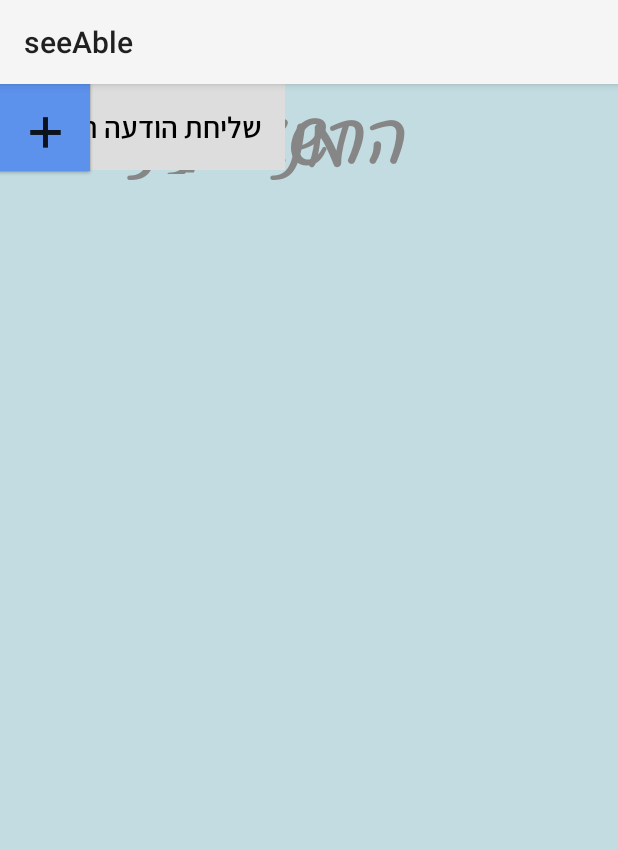
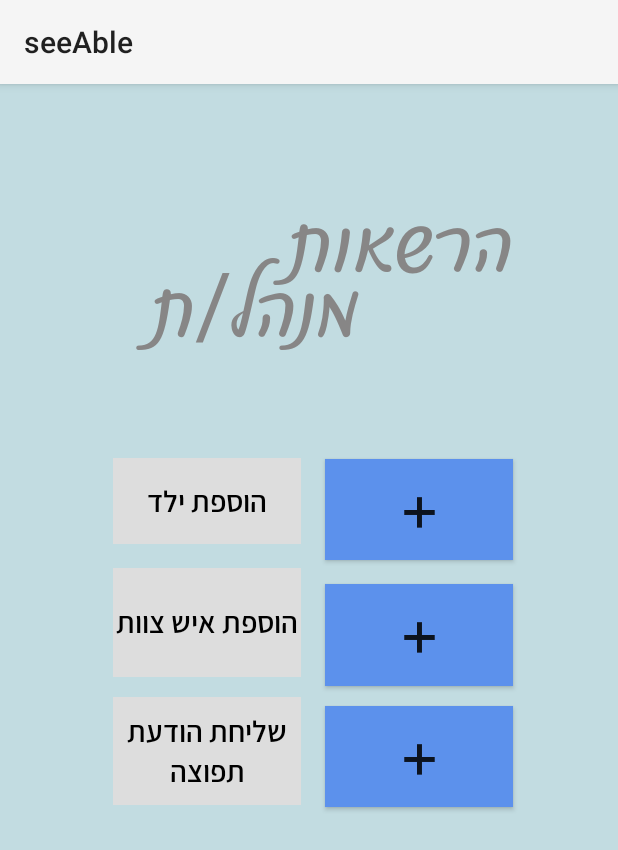
Before and after one commit to NoyaYpixel/seeAble, an Android app: the AdminPage screen opened directly, with no data from a screen before it, on a phone screen of 412 x 824 dp. Shown: the top 850 px of the screen. Run offline under Robolectric (Android 15) with nearby library versions, the phone set to English and light mode, and no system bars.

Commit message:
eod 24.1.25

```diff
--- a/app/build.gradle
+++ b/app/build.gradle
@@ -31,11 +31,13 @@ android {
 
 dependencies {
 
+    implementation platform('com.google.firebase:firebase-bom:32.4.0')
+
     implementation libs.appcompat
     implementation libs.material
     implementation libs.activity
     implementation libs.constraintlayout
-    implementation libs.firebase.auth
+    implementation 'com.google.firebase:firebase-auth'
     implementation libs.firebase.database
     implementation libs.firebase.firestore
     testImplementation libs.junit
--- a/app/src/main/AndroidManifest.xml
+++ b/app/src/main/AndroidManifest.xml
@@ -12,6 +12,9 @@
         android:supportsRtl="true"
         android:theme="@style/Theme.SeeAble"
         tools:targetApi="31">
+        <activity
+            android:name=".screens.SendAPublicMessage"
+            android:exported="false" />
         <activity
             android:name=".screens.ChildrenList"
             android:exported="false" />
--- a/app/src/main/java/com/example/seeable/screens/Register.java
+++ b/app/src/main/java/com/example/seeable/screens/Register.java
@@ -70,7 +70,7 @@ public class Register extends AppCompatActivity implements View.OnClickListener
             return;
         }
 
-        authenticationService.signUp(email, password, new AuthenticationService.AuthCallback() {
+        authenticationService.signUp(email, password, new AuthenticationService.AuthCallback<String>() {
             @Override
             public void onCompleted(String uid) {
                 // Sign in success, update UI with the signed-in user's information
--- a/app/src/main/java/com/example/seeable/utils/SharedPreferencesUtil.java
+++ b/app/src/main/java/com/example/seeable/utils/SharedPreferencesUtil.java
@@ -82,7 +82,7 @@ public class SharedPreferencesUtil {
         String phone = sharedPreferences.getString("phone","");
         String email = sharedPreferences.getString("email", "");
         String password = sharedPreferences.getString("password", "");
-        return new User();
+        return new User(id,fname,lname,phone,email,password);
     }
 
     public static void signOutUser(Context context) {
--- a/app/src/main/res/layout/activity_admin_page.xml
+++ b/app/src/main/res/layout/activity_admin_page.xml
@@ -10,55 +10,76 @@
 
     <TextView
         android:id="@+id/textView3"
-        android:layout_width="271dp"
-        android:layout_height="60dp"
+        android:layout_width="0dp"
+        android:layout_height="0dp"
+        android:layout_marginStart="70dp"
+        android:layout_marginTop="72dp"
+        android:layout_marginEnd="70dp"
+        android:layout_marginBottom="110dp"
         android:fontFamily="@font/osluizi"
         android:text="הרשאות"
         android:textColor="#878686"
         android:textSize="60dp"
         android:typeface="serif"
-        tools:layout_editor_absoluteX="70dp"
-        tools:layout_editor_absoluteY="72dp" />
+        app:layout_constraintBottom_toTopOf="@+id/btnAddChild"
+        app:layout_constraintEnd_toEndOf="parent"
+        app:layout_constraintStart_toStartOf="parent"
+        app:layout_constraintTop_toTopOf="parent" />
 
     <TextView
         android:id="@+id/textView4"
         android:layout_width="233dp"
-        android:layout_height="67dp"
+        android:layout_height="0dp"
+        android:layout_marginStart="6dp"
+        android:layout_marginTop="113dp"
+        android:layout_marginBottom="137dp"
         android:fontFamily="@font/osluizi"
         android:text="מנהל/ת"
         android:textColor="#878686"
         android:textSize="60dp"
-        tools:layout_editor_absoluteX="6dp"
-        tools:layout_editor_absoluteY="113dp" />
+        app:layout_constraintBottom_toTopOf="@+id/textView8"
+        app:layout_constraintStart_toStartOf="parent"
+        app:layout_constraintTop_toTopOf="parent" />
 
     <TextView
         android:id="@+id/textView8"
-        android:layout_width="190dp"
-        android:layout_height="57dp"
+        android:layout_width="0dp"
+        android:layout_height="0dp"
+        android:layout_marginStart="75dp"
+        android:layout_marginEnd="16dp"
+        android:layout_marginBottom="13dp"
         android:background="#DDDDDD"
         android:fontFamily="@font/assistantsemibold"
         android:gravity="center"
         android:text="הוספת איש צוות"
         android:textColor="@color/black"
         android:textSize="20sp"
-        tools:layout_editor_absoluteX="75dp"
-        tools:layout_editor_absoluteY="317dp" />
+        app:layout_constraintBottom_toTopOf="@+id/textView11"
+        app:layout_constraintEnd_toStartOf="@+id/btnAddTeamMember"
+        app:layout_constraintStart_toStartOf="parent"
+        app:layout_constraintTop_toBottomOf="@+id/textView4" />
 
     <Button
         android:id="@+id/btnAddTeamMember"
-        android:layout_width="60dp"
-        android:layout_height="58dp"
+        android:layout_width="0dp"
+        android:layout_height="0dp"
+        android:layout_marginEnd="70dp"
+        android:layout_marginBottom="13dp"
         android:background="#5C91EC"
         android:text="+"
         android:textSize="45sp"
         android:typeface="monospace"
-        tools:layout_editor_absoluteX="281dp"
-        tools:layout_editor_absoluteY="316dp" />
+        app:layout_constraintBottom_toTopOf="@+id/btnSendMessage"
+        app:layout_constraintEnd_toEndOf="parent"
+        app:layout_constraintStart_toEndOf="@+id/textView8"
+        app:layout_constraintTop_toBottomOf="@+id/btnAddChild" />
 
     <TextView
         android:id="@+id/textView6"
-        android:layout_width="190dp"
+        android:layout_width="0dp"
         android:layout_height="57dp"
+        android:layout_marginStart="75dp"
+        android:layout_marginEnd="16dp"
         android:layout_marginBottom="16dp"
         android:background="#DDDDDD"
         android:fontFamily="@font/assistantsemibold"
@@ -67,41 +88,55 @@
         android:textColor="@color/black"
         android:textSize="20sp"
         app:layout_constraintBottom_toTopOf="@+id/textView8"
-        tools:layout_editor_absoluteX="75dp" />
+        app:layout_constraintEnd_toStartOf="@+id/btnAddChild"
+        app:layout_constraintStart_toStartOf="parent" />
 
     <Button
         android:id="@+id/btnAddChild"
-        android:layout_width="60dp"
-        android:layout_height="58dp"
+        android:layout_width="0dp"
+        android:layout_height="0dp"
+        android:layout_marginEnd="70dp"
+        android:layout_marginBottom="16dp"
         android:background="#5C91EC"
         android:text="+"
         android:textSize="45sp"
         android:typeface="monospace"
-        tools:layout_editor_absoluteX="281dp"
-        tools:layout_editor_absoluteY="242dp" />
+        app:layout_constraintBottom_toTopOf="@+id/btnAddTeamMember"
+        app:layout_constraintEnd_toEndOf="parent"
+        app:layout_constraintStart_toEndOf="@+id/textView6"
+        app:layout_constraintTop_toBottomOf="@+id/textView3" />
 
     <TextView
         android:id="@+id/textView11"
-        android:layout_width="190dp"
-        android:layout_height="57dp"
+        android:layout_width="0dp"
+        android:layout_height="0dp"
+        android:layout_marginStart="75dp"
+        android:layout_marginEnd="16dp"
+        android:layout_marginBottom="287dp"
         android:background="#DDDDDD"
         android:fontFamily="@font/assistantsemibold"
         android:gravity="center"
-        android:text="שליחת הודעה תפוצה"
+        android:text="שליחת הודעת תפוצה"
         android:textColor="@color/black"
         android:textSize="20sp"
-        tools:layout_editor_absoluteX="75dp"
-        tools:layout_editor_absoluteY="387dp" />
+        app:layout_constraintBottom_toBottomOf="parent"
+        app:layout_constraintEnd_toStartOf="@+id/btnSendMessage"
+        app:layout_constraintStart_toStartOf="parent"
+        app:layout_constraintTop_toBottomOf="@+id/textView8" />
 
     <Button
         android:id="@+id/btnSendMessage"
-        android:layout_width="60dp"
-        android:layout_height="58dp"
+        android:layout_width="0dp"
+        android:layout_height="0dp"
+        android:layout_marginEnd="70dp"
+        android:layout_marginBottom="286dp"
         android:background="#5C91EC"
         android:text="+"
         android:textSize="45sp"
         android:typeface="monospace"
-        tools:layout_editor_absoluteX="281dp"
-        tools:layout_editor_absoluteY="387dp" />
+        app:layout_constraintBottom_toBottomOf="parent"
+        app:layout_constraintEnd_toEndOf="parent"
+        app:layout_constraintStart_toEndOf="@+id/textView11"
+        app:layout_constraintTop_toBottomOf="@+id/btnAddTeamMember" />
 
 </androidx.constraintlayout.widget.ConstraintLayout>
```
Also changed, not shown: app/src/main/java/com/example/seeable/screens/Login.java (+6 -3 lines), app/src/main/java/com/example/seeable/screens/SendAPublicMessage.java (added, +26 -0 lines), app/src/main/java/com/example/seeable/services/AuthenticationService.java (+62 -7 lines), app/src/main/java/com/example/seeable/services/DatabaseService.java (+42 -2 lines), app/src/main/res/layout/activity_send_apublic_message.xml (added, +54 -0 lines), app/src/main/res/values/arrs.xml (added, +9 -0 lines).
